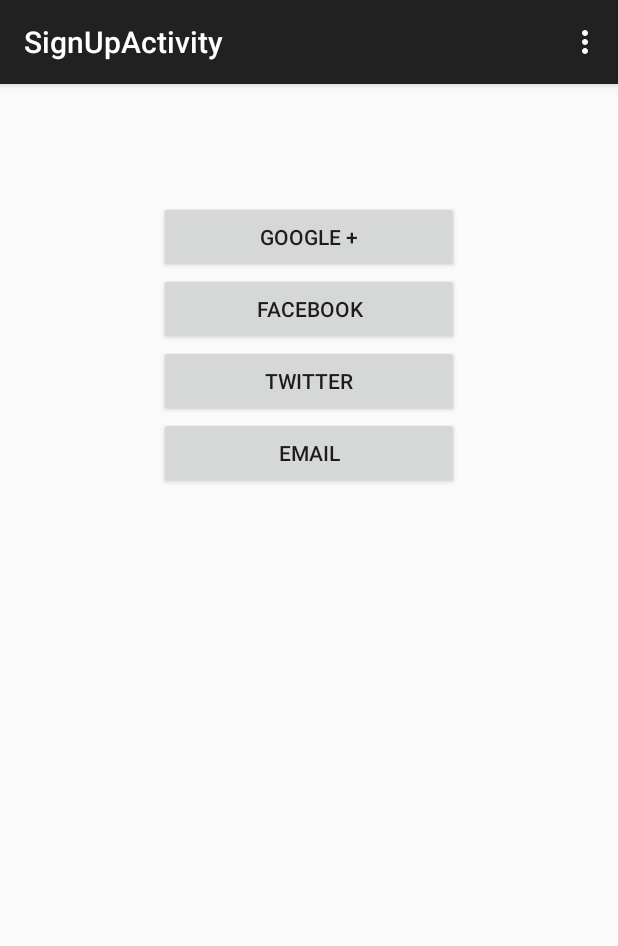
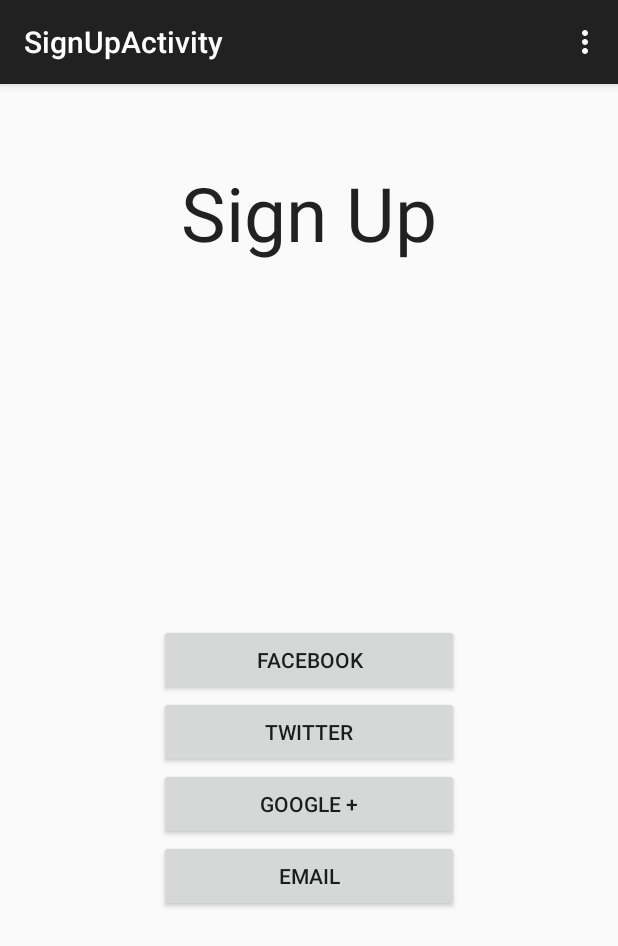
Before and after one commit to ormir/StockJock, an Android app: the SignUpActivity screen opened directly, with no data from a screen before it, on a phone screen of 412 x 824 dp. Shown: the top 946 px of the screen. Run offline under Robolectric (Android 15) with nearby library versions, the phone set to English and light mode, and no system bars.

Commit message:
Sign Up Design Update

```diff
--- a/SJ_App/StockJock/app/src/main/java/com/ogs/stockjock/SplashActivity.java
+++ b/SJ_App/StockJock/app/src/main/java/com/ogs/stockjock/SplashActivity.java
@@ -42,4 +42,8 @@
     public void onClick_LogIn(View v){
         startActivity(new Intent(this, LoginActivity.class));
     }
+
+    public void onClick_SignUp(View v){
+        startActivity(new Intent(this, SignUpActivity.class));
+    }
 }
--- a/SJ_App/StockJock/app/src/main/res/layout/activity_sign_up.xml
+++ b/SJ_App/StockJock/app/src/main/res/layout/activity_sign_up.xml
@@ -11,36 +11,44 @@
         android:layout_height="wrap_content"
         android:text="Google +"
         android:id="@+id/btnGooglePlus"
-        android:layout_alignParentTop="true"
-        android:layout_centerHorizontal="true"
-        android:layout_marginTop="62dp"
-        android:onClick="onClick_SignUpGoogle"/>
+        android:onClick="onClick_SignUpGoogle"
+        android:layout_below="@+id/btnTwitter"
+        android:layout_centerHorizontal="true" />
 
     <Button
         android:layout_width="200sp"
         android:layout_height="wrap_content"
         android:text="Facebook"
         android:id="@+id/btnFacebook"
-        android:layout_below="@+id/btnGooglePlus"
-        android:layout_centerHorizontal="true"
-        android:onClick="onClick_SignUpFacebook"/>
+        android:onClick="onClick_SignUpFacebook"
+        android:layout_centerVertical="true"
+        android:layout_centerHorizontal="true" />
 
     <Button
         android:layout_width="200sp"
         android:layout_height="wrap_content"
         android:text="Twitter"
         android:id="@+id/btnTwitter"
+        android:onClick="onClick_SignUpTwitter"
         android:layout_below="@+id/btnFacebook"
-        android:layout_alignLeft="@+id/btnFacebook"
-        android:layout_alignStart="@+id/btnFacebook"
-        android:onClick="onClick_SignUpTwitter"/>
+        android:layout_centerHorizontal="true" />
 
     <Button
         android:layout_width="200sp"
         android:layout_height="wrap_content"
         android:text="EMail"
         android:id="@+id/btnEmail"
-        android:layout_below="@+id/btnTwitter"
+        android:onClick="onClick_SignUpEmail"
+        android:layout_below="@+id/btnGooglePlus"
+        android:layout_centerHorizontal="true" />
+
+    <TextView
+        android:layout_width="wrap_content"
+        android:layout_height="wrap_content"
+        android:textAppearance="?android:attr/textAppearanceLarge"
+        android:text="Sign Up"
+        android:textSize="50sp"
+        android:layout_alignParentTop="true"
         android:layout_centerHorizontal="true"
-        android:onClick="onClick_SignUpEmail"/>
+        android:layout_marginTop="36dp"/>
 </RelativeLayout>
--- a/SJ_App/StockJock/app/src/main/res/layout/activity_splash.xml
+++ b/SJ_App/StockJock/app/src/main/res/layout/activity_splash.xml
@@ -29,7 +29,8 @@
         android:text="Sign Up"
         android:id="@+id/btnSignUp"
         android:layout_alignParentBottom="true"
-        android:layout_centerHorizontal="true" />
+        android:layout_centerHorizontal="true"
+        android:onClick="onClick_SignUp"/>
 
     <TextView
         android:layout_width="wrap_content"
```
